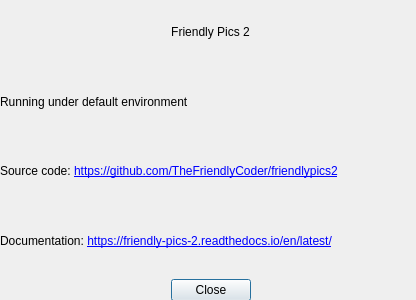
TheFriendlyCoder/friendlypics2, file src/friendlypics2/data/ui/about_dlg.ui: the form before one commit.
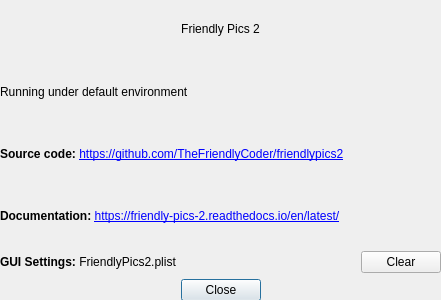
The form after the commit.

Commit message: Fixes #8 Added support for saving GUI state to app

```diff
--- a/src/friendlypics2/data/ui/about_dlg.ui
+++ b/src/friendlypics2/data/ui/about_dlg.ui
@@ -6,7 +6,7 @@
    <rect>
     <x>0</x>
     <y>0</y>
-    <width>416</width>
+    <width>441</width>
     <height>300</height>
    </rect>
   </property>
@@ -18,7 +18,7 @@
     <rect>
      <x>0</x>
      <y>0</y>
-     <width>421</width>
+     <width>441</width>
      <height>301</height>
     </rect>
    </property>
@@ -41,15 +41,21 @@
       <property name="text">
        <string>Running under default environment</string>
       </property>
+      <property name="wordWrap">
+       <bool>true</bool>
+      </property>
      </widget>
     </item>
     <item>
      <widget class="QLabel" name="source_label">
       <property name="text">
-       <string>Source code: &lt;a href='https://github.com/TheFriendlyCoder/friendlypics2'&gt;https://github.com/TheFriendlyCoder/friendlypics2&lt;/a&gt;</string>
+       <string>&lt;b&gt;Source code:&lt;/b&gt; &lt;a href=&quot;https://github.com/TheFriendlyCoder/friendlypics2&quot;&gt;https://github.com/TheFriendlyCoder/friendlypics2&lt;/a&gt;</string>
       </property>
       <property name="textFormat">
-       <enum>Qt::RichText</enum>
+       <enum>Qt::AutoText</enum>
+      </property>
+      <property name="wordWrap">
+       <bool>true</bool>
       </property>
       <property name="openExternalLinks">
        <bool>true</bool>
@@ -62,10 +68,13 @@
     <item>
      <widget class="QLabel" name="docs_label">
       <property name="text">
-       <string>Documentation: &lt;a href='https://friendly-pics-2.readthedocs.io/en/latest/'&gt;https://friendly-pics-2.readthedocs.io/en/latest/&lt;/a&gt;</string>
+       <string>&lt;b&gt;Documentation:&lt;/b&gt; &lt;a href=&quot;https://friendly-pics-2.readthedocs.io/en/latest/&quot;&gt;https://friendly-pics-2.readthedocs.io/en/latest/&lt;/a&gt;</string>
       </property>
       <property name="textFormat">
-       <enum>Qt::RichText</enum>
+       <enum>Qt::AutoText</enum>
+      </property>
+      <property name="wordWrap">
+       <bool>true</bool>
       </property>
       <property name="openExternalLinks">
        <bool>true</bool>
@@ -75,6 +84,42 @@
       </property>
      </widget>
     </item>
+    <item>
+     <layout class="QHBoxLayout" name="horizontalLayout">
+      <property name="sizeConstraint">
+       <enum>QLayout::SetDefaultConstraint</enum>
+      </property>
+      <item>
+       <widget class="QLabel" name="gui_settings_label">
+        <property name="text">
+         <string>&lt;b&gt;GUI Settings:&lt;/b&gt; FriendlyPics2.plist</string>
+        </property>
+        <property name="wordWrap">
+         <bool>true</bool>
+        </property>
+        <property name="textInteractionFlags">
+         <set>Qt::LinksAccessibleByMouse|Qt::TextSelectableByKeyboard|Qt::TextSelectableByMouse</set>
+        </property>
+       </widget>
+      </item>
+      <item>
+       <widget class="QPushButton" name="gui_settings_clear_button">
+        <property name="sizePolicy">
+         <sizepolicy hsizetype="Fixed" vsizetype="Fixed">
+          <horstretch>0</horstretch>
+          <verstretch>0</verstretch>
+         </sizepolicy>
+        </property>
+        <property name="text">
+         <string>Clear</string>
+        </property>
+        <property name="autoDefault">
+         <bool>false</bool>
+        </property>
+       </widget>
+      </item>
+     </layout>
+    </item>
     <item>
      <widget class="QDialogButtonBox" name="buttonBox">
       <property name="orientation">
```
The commit also changes 7 other files.
